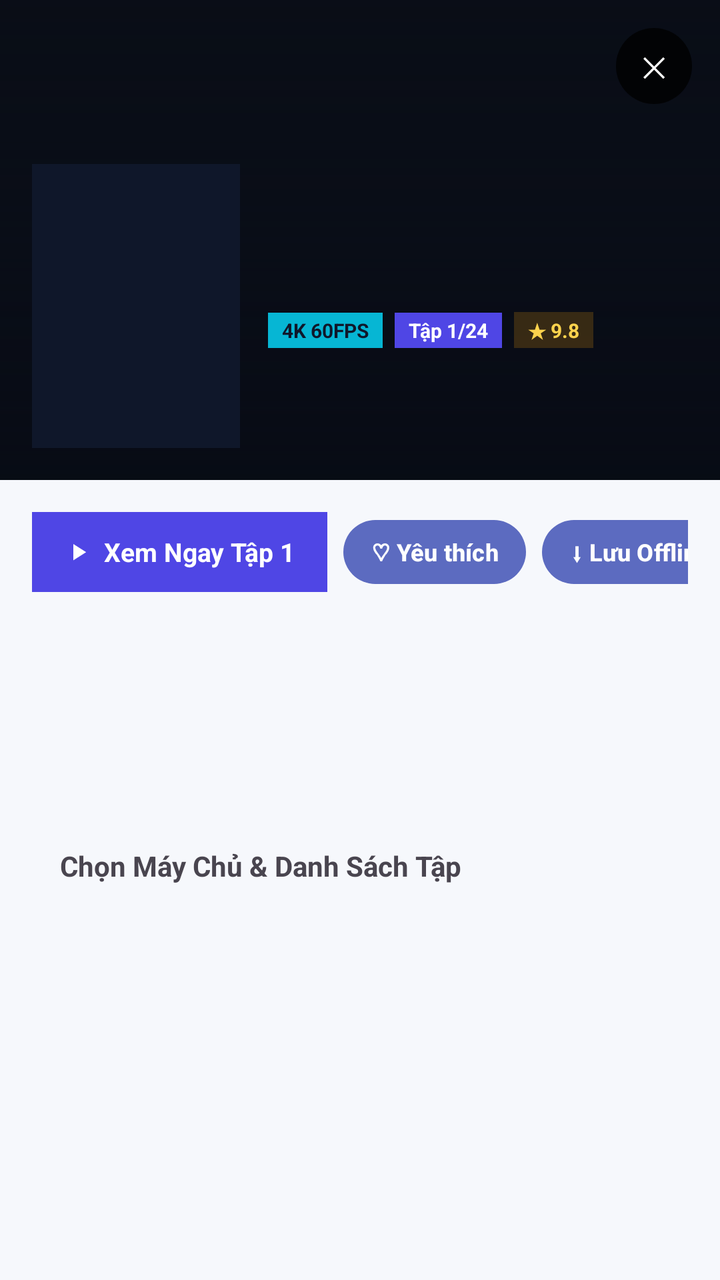
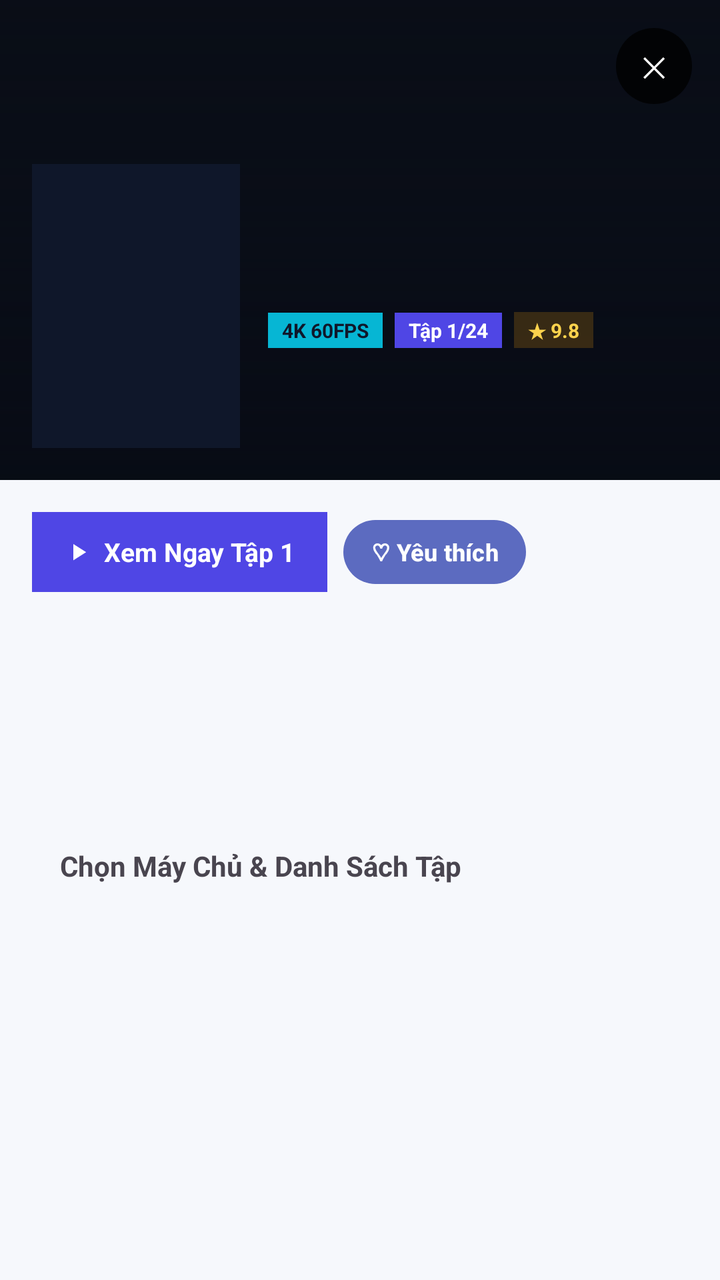

Compare the two renders of this Android layout. The source of the first and the diff that turns it into the second are given below.
<!-- AndroidManifest.xml: activity theme AppTheme.NoActionBar -->
<!-- res/layout/activity_movie_detail.xml -->
<?xml version="1.0" encoding="utf-8"?>
<ScrollView xmlns:android="http://schemas.android.com/apk/res/android"
    xmlns:app="http://schemas.android.com/apk/res-auto"
    android:id="@+id/detailRoot"
    android:layout_width="match_parent"
    android:layout_height="match_parent"
    android:fillViewport="true">

    <LinearLayout
        android:id="@+id/detailContentCol"
        android:layout_width="match_parent"
        android:layout_height="wrap_content"
        android:orientation="vertical"
        android:paddingBottom="28dp">

        
        <FrameLayout
            android:layout_width="match_parent"
            android:layout_height="240dp">

            <ImageView
                android:id="@+id/imgDetailBackdrop"
                android:layout_width="match_parent"
                android:layout_height="match_parent"
                android:background="#090D16"
                android:scaleType="centerCrop" />

            <View
                android:layout_width="match_parent"
                android:layout_height="match_parent"
                android:background="@drawable/bg_hero_scrim" />

            <Button
                android:id="@+id/btnCloseDetail"
                android:layout_width="38dp"
                android:layout_height="38dp"
                android:layout_gravity="top|end"
                android:layout_margin="14dp"
                android:backgroundTint="#80000000"
                android:focusable="true"
                android:insetTop="0dp"
                android:insetBottom="0dp"
                android:padding="0dp"
                android:text="✕"
                android:textColor="#FFFFFF"
                android:textSize="14sp" />

            <LinearLayout
                android:layout_width="match_parent"
                android:layout_height="wrap_content"
                android:layout_gravity="bottom"
                android:gravity="bottom"
                android:orientation="horizontal"
                android:padding="16dp">

                <ImageView
                    android:id="@+id/imgDetailPoster"
                    android:layout_width="104dp"
                    android:layout_height="142dp"
                    android:background="#0F172A"
                    android:scaleType="centerCrop" />

                <LinearLayout
                    android:layout_width="0dp"
                    android:layout_height="wrap_content"
                    android:layout_marginStart="14dp"
                    android:layout_weight="1"
                    android:orientation="vertical">

                    <LinearLayout
                        android:layout_width="wrap_content"
                        android:layout_height="wrap_content"
                        android:orientation="horizontal">

                        <TextView
                            android:id="@+id/txtDetailQuality"
                            android:layout_width="wrap_content"
                            android:layout_height="wrap_content"
                            android:background="#06B6D4"
                            android:paddingHorizontal="7dp"
                            android:paddingVertical="2dp"
                            android:text="4K 60FPS"
                            android:textColor="#0F172A"
                            android:textSize="10sp"
                            android:textStyle="bold" />

                        <TextView
                            android:id="@+id/txtDetailEpBadge"
                            android:layout_width="wrap_content"
                            android:layout_height="wrap_content"
                            android:layout_marginStart="6dp"
                            android:background="#4F46E5"
                            android:paddingHorizontal="7dp"
                            android:paddingVertical="2dp"
                            android:text="Tập 1/24"
                            android:textColor="#FFFFFF"
                            android:textSize="10sp"
                            android:textStyle="bold" />

                        <TextView
                            android:id="@+id/txtDetailRating"
                            android:layout_width="wrap_content"
                            android:layout_height="wrap_content"
                            android:layout_marginStart="6dp"
                            android:background="#33F59E0B"
                            android:paddingHorizontal="7dp"
                            android:paddingVertical="2dp"
                            android:text="★ 9.8"
                            android:textColor="#FCD34D"
                            android:textSize="10sp"
                            android:textStyle="bold" />
                    </LinearLayout>

                    <TextView
                        android:id="@+id/txtDetailTitle"
                        android:layout_width="match_parent"
                        android:layout_height="wrap_content"
                        android:layout_marginTop="6dp"
                        android:ellipsize="end"
                        android:maxLines="2"
                        android:textColor="#FFFFFF"
                        android:textSize="19sp"
                        android:textStyle="bold" />

                    <TextView
                        android:id="@+id/txtDetailOrig"
                        android:layout_width="match_parent"
                        android:layout_height="wrap_content"
                        android:layout_marginTop="2dp"
                        android:ellipsize="end"
                        android:maxLines="1"
                        android:textColor="#CBD5E1"
                        android:textSize="12sp" />
                </LinearLayout>
            </LinearLayout>
        </FrameLayout>

        
        <LinearLayout
            android:layout_width="match_parent"
            android:layout_height="wrap_content"
            android:orientation="vertical"
            android:padding="16dp">

            
            <HorizontalScrollView
                android:layout_width="match_parent"
                android:layout_height="wrap_content"
                android:scrollbars="none">

                <LinearLayout
                    android:layout_width="wrap_content"
                    android:layout_height="wrap_content"
                    android:orientation="horizontal">

                    <LinearLayout
                        android:id="@+id/btnDetailPlay"
                        android:layout_width="wrap_content"
                        android:layout_height="40dp"
                        android:background="#4F46E5"
                        android:clickable="true"
                        android:focusable="true"
                        android:gravity="center_vertical"
                        android:orientation="horizontal"
                        android:paddingHorizontal="16dp">

                        <ImageView
                            android:layout_width="14dp"
                            android:layout_height="14dp"
                            android:layout_marginEnd="6dp"
                            android:importantForAccessibility="no"
                            app:srcCompat="@drawable/ic_play_arrow_sm" />

                        <TextView
                            android:id="@+id/txtDetailPlayLabel"
                            android:layout_width="wrap_content"
                            android:layout_height="wrap_content"
                            android:text="Xem Ngay Tập 1"
                            android:textColor="#FFFFFF"
                            android:textSize="13sp"
                            android:textStyle="bold" />
                    </LinearLayout>

                    <Button
                        android:id="@+id/btnDetailFavorite"
                        android:layout_width="wrap_content"
                        android:layout_height="40dp"
                        android:layout_marginStart="8dp"
                        android:focusable="true"
                        android:minHeight="0dp"
                        android:paddingHorizontal="14dp"
                        android:text="♡ Yêu thích"
                        android:textAllCaps="false"
                        android:textSize="12sp"
                        android:textStyle="bold" />

                    <Button
                        android:id="@+id/btnDetailOffline"
                        android:layout_width="wrap_content"
                        android:layout_height="40dp"
                        android:layout_marginStart="8dp"
                        android:focusable="true"
                        android:minHeight="0dp"
                        android:paddingHorizontal="14dp"
                        android:text="⬇ Lưu Offline Tập 1"
                        android:textAllCaps="false"
                        android:textSize="12sp"
                        android:textStyle="bold" />

                    <Button
                        android:id="@+id/btnDetailShare"
                        android:layout_width="wrap_content"
                        android:layout_height="40dp"
                        android:layout_marginStart="8dp"
                        android:focusable="true"
                        android:minHeight="0dp"
                        android:paddingHorizontal="14dp"
                        android:text="Chia sẻ"
                        android:textAllCaps="false"
                        android:textSize="12sp"
                        android:textStyle="bold" />
                </LinearLayout>
            </HorizontalScrollView>

            <LinearLayout
                android:id="@+id/detailInfoGlassPanel"
                android:layout_width="match_parent"
                android:layout_height="wrap_content"
                android:layout_marginTop="12dp"
                android:orientation="vertical"
                android:padding="14dp">

                <TextView
                    android:id="@+id/txtDetailMetaInfo"
                    android:layout_width="match_parent"
                    android:layout_height="wrap_content"
                    android:textSize="12sp" />

                <TextView
                    android:id="@+id/txtDetailGenres"
                    android:layout_width="match_parent"
                    android:layout_height="wrap_content"
                    android:layout_marginTop="6dp"
                    android:textSize="11sp"
                    android:textStyle="bold" />

                <TextView
                    android:id="@+id/txtDetailDescription"
                    android:layout_width="match_parent"
                    android:layout_height="wrap_content"
                    android:layout_marginTop="8dp"
                    android:ellipsize="end"
                    android:lineSpacingMultiplier="1.28"
                    android:maxLines="3"
                    android:textSize="12sp" />

                <TextView
                    android:id="@+id/btnDetailReadMore"
                    android:layout_width="wrap_content"
                    android:layout_height="wrap_content"
                    android:layout_marginTop="6dp"
                    android:clickable="true"
                    android:focusable="true"
                    android:paddingHorizontal="10dp"
                    android:paddingVertical="4dp"
                    android:text="Xem thêm ▾"
                    android:textSize="11sp"
                    android:textStyle="bold"
                    android:visibility="gone" />
            </LinearLayout>

            
            <LinearLayout
                android:id="@+id/detailEpisodesGlassPanel"
                android:layout_width="match_parent"
                android:layout_height="wrap_content"
                android:layout_marginTop="12dp"
                android:orientation="vertical"
                android:padding="14dp">

                <LinearLayout
                    android:layout_width="match_parent"
                    android:layout_height="wrap_content"
                    android:gravity="center_vertical"
                    android:orientation="horizontal">

                    <TextView
                        android:id="@+id/txtServerHeading"
                        android:layout_width="0dp"
                        android:layout_height="wrap_content"
                        android:layout_weight="1"
                        android:text="Chọn Máy Chủ &amp; Danh Sách Tập"
                        android:textSize="14sp"
                        android:textStyle="bold" />

                    <TextView
                        android:id="@+id/txtDetailLoading"
                        android:layout_width="wrap_content"
                        android:layout_height="wrap_content"
                        android:text="⏳ Đang nạp đa nguồn..."
                        android:textSize="11sp"
                        android:visibility="gone" />
                </LinearLayout>

                <HorizontalScrollView
                    android:layout_width="match_parent"
                    android:layout_height="wrap_content"
                    android:layout_marginTop="8dp"
                    android:scrollbars="none">

                    <LinearLayout
                        android:id="@+id/serverChipsContainer"
                        android:layout_width="wrap_content"
                        android:layout_height="wrap_content"
                        android:orientation="horizontal" />
                </HorizontalScrollView>

                
                <HorizontalScrollView
                    android:id="@+id/epRangeScroll"
                    android:layout_width="match_parent"
                    android:layout_height="wrap_content"
                    android:layout_marginTop="8dp"
                    android:scrollbars="none"
                    android:visibility="gone">

                    <LinearLayout
                        android:id="@+id/epRangeContainer"
                        android:layout_width="wrap_content"
                        android:layout_height="wrap_content"
                        android:orientation="horizontal" />
                </HorizontalScrollView>

                
                <GridLayout
                    android:id="@+id/episodeGridContainer"
                    android:layout_width="match_parent"
                    android:layout_height="wrap_content"
                    android:layout_marginTop="10dp"
                    android:columnCount="4" />
            </LinearLayout>
        </LinearLayout>
    </LinearLayout>
</ScrollView>
<!-- resources referenced by this layout -->
<resources>
  <!-- drawable bg_hero_scrim (drawable) -->
  <?xml version="1.0" encoding="utf-8"?>
  <shape xmlns:android="http://schemas.android.com/apk/res/android"
      android:shape="rectangle">
      <gradient
          android:angle="270"
          android:centerColor="#66080C18"
          android:endColor="#EB070B14"
          android:startColor="#14080C18" />
  </shape>
  <!-- drawable ic_play_arrow_sm (drawable) -->
  <vector xmlns:android="http://schemas.android.com/apk/res/android"
      android:width="14dp"
      android:height="14dp"
      android:viewportWidth="24"
      android:viewportHeight="24">
      <path
          android:fillColor="#FFFFFF"
          android:pathData="M8,5.14v14l11,-7 -11,-7z" />
  </vector>
  <style name="AppTheme.NoActionBar" parent="Theme.Material3.DayNight.NoActionBar">
          <item name="windowActionBar">false</item>
          <item name="windowNoTitle">true</item>
          <item name="colorPrimary">@color/colorPrimary</item>
          <item name="colorAccent">@color/colorAccent</item>
          <item name="android:windowBackground">@color/pearl_bg_primary</item>
          <item name="android:statusBarColor">@android:color/transparent</item>
          <item name="android:navigationBarColor">@android:color/transparent</item>
      </style>
  <color name="colorPrimary">#5C6BC0</color>
  <color name="colorAccent">#43A6B8</color>
  <color name="pearl_bg_primary">#F6F8FC</color>
</resources>

<!-- the commit's change to res/layout/activity_movie_detail.xml (unified diff, before → after) -->
@@ -193,32 +193,6 @@
                         android:textAllCaps="false"
                         android:textSize="12sp"
                         android:textStyle="bold" />
-
-                    <Button
-                        android:id="@+id/btnDetailOffline"
-                        android:layout_width="wrap_content"
-                        android:layout_height="40dp"
-                        android:layout_marginStart="8dp"
-                        android:focusable="true"
-                        android:minHeight="0dp"
-                        android:paddingHorizontal="14dp"
-                        android:text="⬇ Lưu Offline Tập 1"
-                        android:textAllCaps="false"
-                        android:textSize="12sp"
-                        android:textStyle="bold" />
-
-                    <Button
-                        android:id="@+id/btnDetailShare"
-                        android:layout_width="wrap_content"
-                        android:layout_height="40dp"
-                        android:layout_marginStart="8dp"
-                        android:focusable="true"
-                        android:minHeight="0dp"
-                        android:paddingHorizontal="14dp"
-                        android:text="Chia sẻ"
-                        android:textAllCaps="false"
-                        android:textSize="12sp"
-                        android:textStyle="bold" />
                 </LinearLayout>
             </HorizontalScrollView>
 
@@ -302,7 +276,24 @@
                         android:visibility="gone" />
                 </LinearLayout>
 
+                
+                <LinearLayout
+                    android:id="@+id/audioGroupContainer"
+                    android:layout_width="match_parent"
+                    android:layout_height="wrap_content"
+                    android:layout_marginTop="10dp"
+                    android:orientation="horizontal" />
+
+                <TextView
+                    android:id="@+id/txtAudioServerNotice"
+                    android:layout_width="match_parent"
+                    android:layout_height="wrap_content"
+                    android:layout_marginTop="6dp"
+                    android:textSize="11sp"
+                    android:visibility="gone" />
+
                 <HorizontalScrollView
+                    android:id="@+id/serverChipsScroll"
                     android:layout_width="match_parent"
                     android:layout_height="wrap_content"
                     android:layout_marginTop="8dp"
